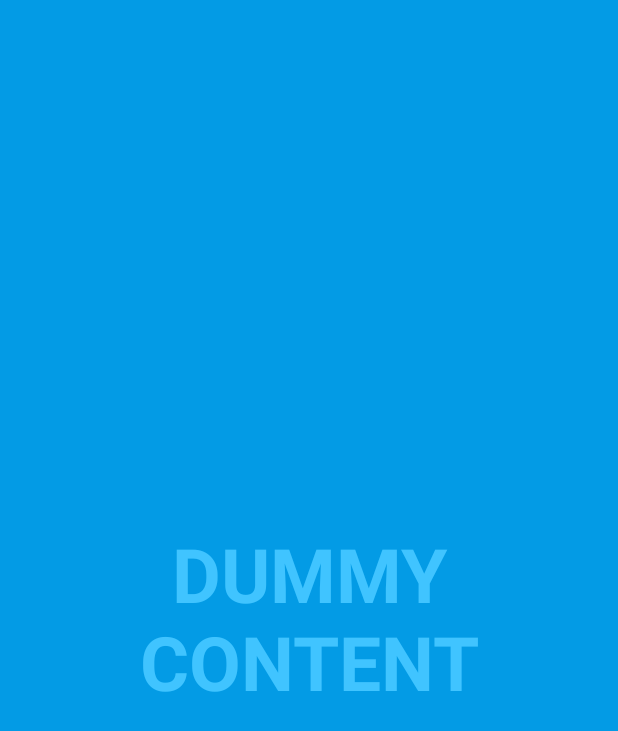
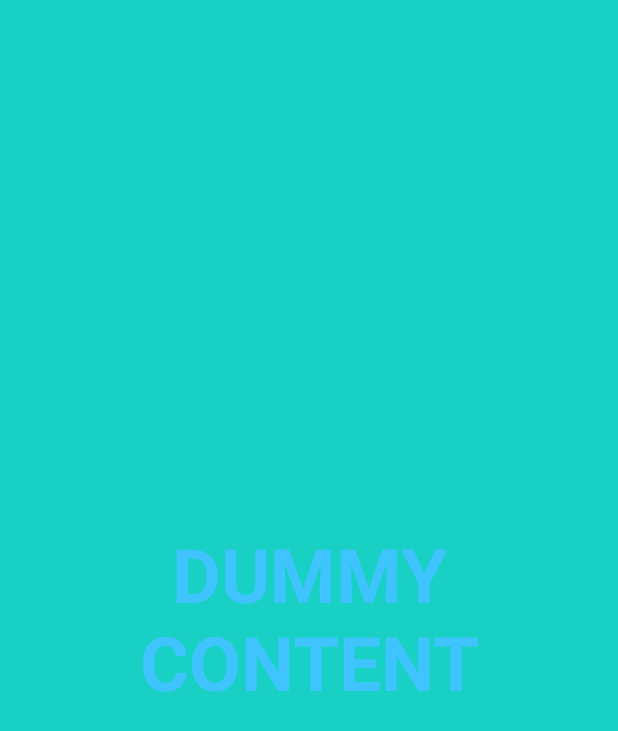
Before and after one commit to priyanshuu23/Creative_scrapyard, an Android app: the screen it shows after launch once a user with an empty profile is signed in (FullscreenActivity), on a phone screen of 412 x 824 dp. Shown: the top 731 px of the screen. Run offline under Robolectric (Android 15) with nearby library versions, the phone set to English and light mode, and no system bars; our stand-ins replace Firebase (no records; nobody signed in at launch, a user with empty details on screens opened directly).

Commit message:
final commit before home layout

```diff
--- a/app/src/main/AndroidManifest.xml
+++ b/app/src/main/AndroidManifest.xml
@@ -6,7 +6,7 @@
         android:allowBackup="true"
         android:dataExtractionRules="@xml/data_extraction_rules"
         android:fullBackupContent="@xml/backup_rules"
-        android:icon="@mipmap/ic_launcher"
+        android:icon="@drawable/logo"
         android:label="@string/app_name"
         android:supportsRtl="true"
         android:theme="@style/Theme.Test_app"
--- a/app/src/main/res/values-night/themes.xml
+++ b/app/src/main/res/values-night/themes.xml
@@ -3,12 +3,12 @@
     <style name="Theme.Test_app" parent="Theme.MaterialComponents.Light.NoActionBar">
         <!-- Primary brand color. -->
         <item name="colorPrimary">#18D0C4</item>
-        <item name="colorPrimaryVariant">@color/purple_700</item>
-        <item name="colorOnPrimary">@color/black</item>
+        <item name="colorPrimaryVariant">#18D0C4</item>
+        <item name="colorOnPrimary">@color/white</item>
         <!-- Secondary brand color. -->
         <item name="colorSecondary">@color/teal_200</item>
         <item name="colorSecondaryVariant">@color/teal_200</item>
-        <item name="colorOnSecondary">@color/black</item>
+        <item name="colorOnSecondary">@color/white</item>
         <!-- Status bar color. -->
         <item name="android:statusBarColor">?attr/colorPrimaryVariant</item>
         <!-- Customize your theme here. -->
--- a/app/src/main/res/values/themes.xml
+++ b/app/src/main/res/values/themes.xml
@@ -8,8 +8,8 @@
         <item name="colorOnPrimary">@color/white</item>
         <!-- Secondary brand color. -->
         <item name="colorSecondary">@color/teal_200</item>
-        <item name="colorSecondaryVariant">@color/teal_700</item>
-        <item name="colorOnSecondary">@color/black</item>
+        <item name="colorSecondaryVariant">#18D0C4</item>
+        <item name="colorOnSecondary">@color/white</item>
         <!-- Status bar color. -->
         <item name="android:statusBarColor">?attr/colorPrimaryVariant</item>
         <!-- Customize your theme here. -->
@@ -22,7 +22,7 @@
     </style>
 
     <style name="ThemeOverlay.Test_app.FullscreenContainer" parent="">
-        <item name="fullscreenBackgroundColor">@color/light_blue_600</item>
+        <item name="fullscreenBackgroundColor">#18D0C4</item>
         <item name="fullscreenTextColor">@color/light_blue_A200</item>
     </style>
 </resources>
```
